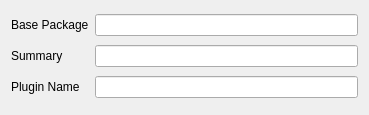
This is libraries/DashboardGenerator/lib/ui/top_level_config.ui in GirlsOfSteelRobotics/GirlsOfSteelFRC as Qt 5 draws it before an edit. The edited form follows.
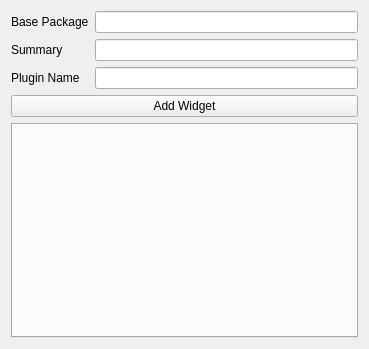
This is the edited form.

Patch:
```diff
--- a/libraries/DashboardGenerator/lib/ui/top_level_config.ui
+++ b/libraries/DashboardGenerator/lib/ui/top_level_config.ui
@@ -7,13 +7,20 @@
     <x>0</x>
     <y>0</y>
     <width>369</width>
-    <height>115</height>
+    <height>349</height>
    </rect>
   </property>
   <property name="windowTitle">
    <string>Form</string>
   </property>
   <layout class="QGridLayout" name="gridLayout_2">
+   <item row="3" column="0" colspan="2">
+    <widget class="QPushButton" name="m_addWidgetButton">
+     <property name="text">
+      <string>Add Widget</string>
+     </property>
+    </widget>
+   </item>
    <item row="0" column="0">
     <widget class="QLabel" name="label">
      <property name="text">
@@ -34,6 +41,9 @@
    <item row="1" column="1">
     <widget class="QLineEdit" name="m_pluginSummary"/>
    </item>
+   <item row="2" column="1">
+    <widget class="QLineEdit" name="m_pluginName"/>
+   </item>
    <item row="2" column="0">
     <widget class="QLabel" name="label_3">
      <property name="text">
@@ -41,8 +51,12 @@
      </property>
     </widget>
    </item>
-   <item row="2" column="1">
-    <widget class="QLineEdit" name="m_pluginName"/>
+   <item row="4" column="0" colspan="2">
+    <widget class="QTabWidget" name="tabWidget">
+     <property name="currentIndex">
+      <number>-1</number>
+     </property>
+    </widget>
    </item>
   </layout>
  </widget>
```
